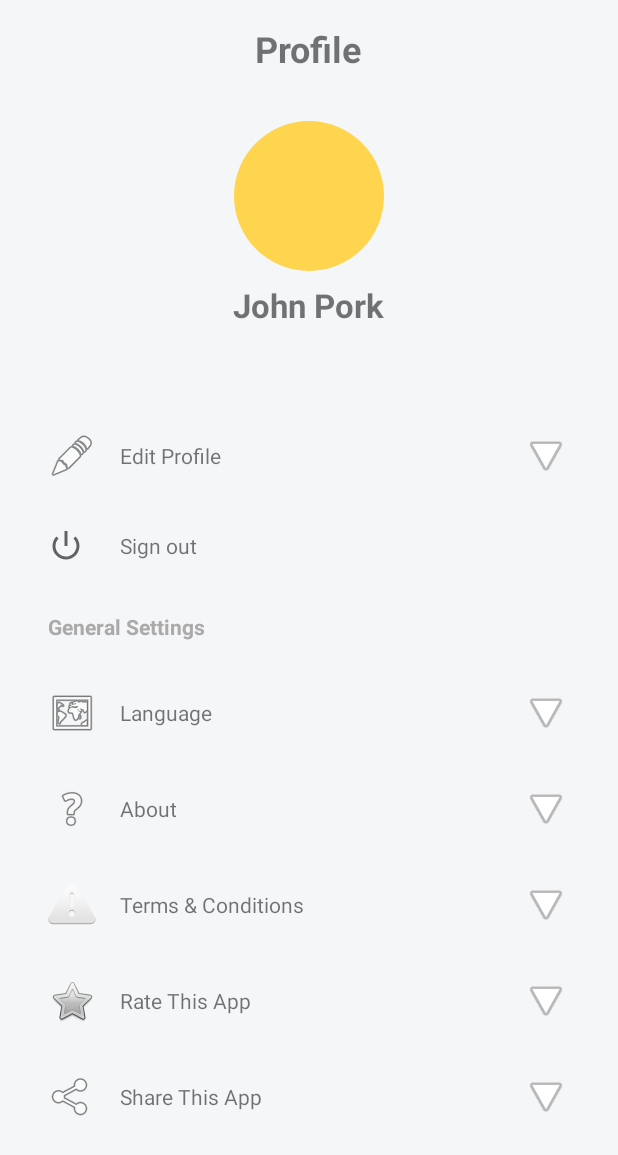
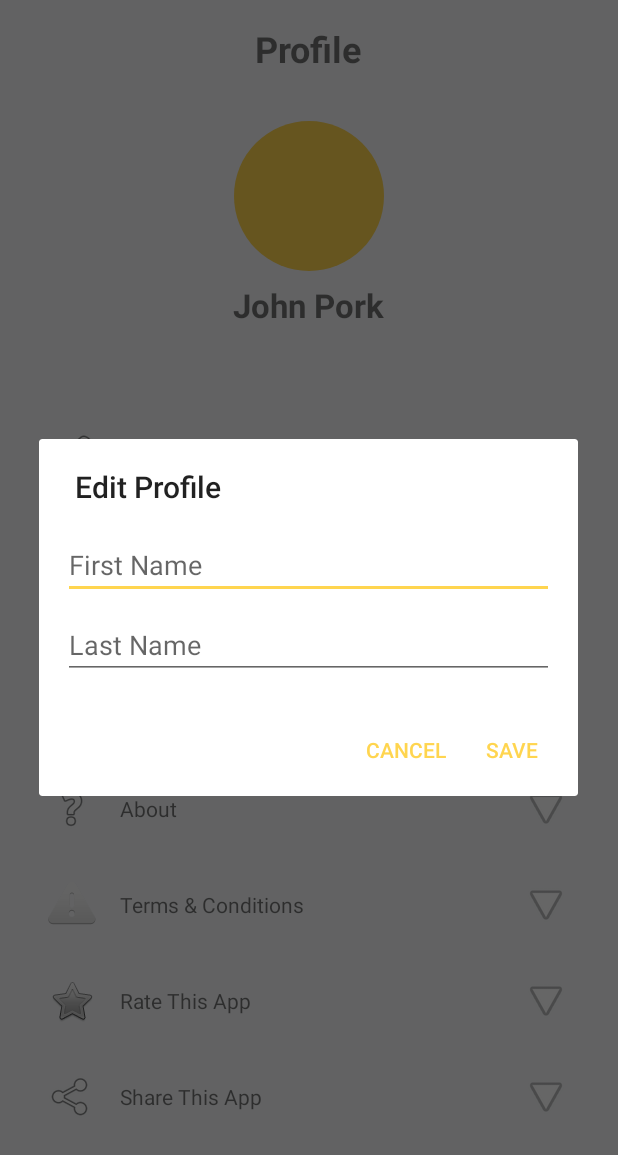
Before and after one commit to Sid1332/FBLAConnect, an Android app built with Jetpack Compose: the fragment ProfileFragment shown on its own in the app's theme, after a tap on "Edit Profile", on a phone screen of 412 x 824 dp. Shown: the top 1155 px of the screen. Run offline under Robolectric (Android 15) with nearby library versions, the phone set to English and light mode, and no system bars; our stand-ins replace Firebase (no records; nobody signed in at launch, a user with empty details on screens opened directly); 1 statement that could not run was skipped.

Commit message:
ADDED EDIT PROFILE BUTTON

```diff
--- a/app/src/main/java/com/centrevillehs/fblaconnectv2/ProfileFragment.kt
+++ b/app/src/main/java/com/centrevillehs/fblaconnectv2/ProfileFragment.kt
@@ -6,14 +6,20 @@ import android.os.Bundle
 import android.view.LayoutInflater
 import android.view.View
 import android.view.ViewGroup
+import android.widget.EditText
 import android.widget.RelativeLayout
 import android.widget.TextView
 import android.widget.Toast
 import androidx.appcompat.app.AlertDialog
 import androidx.core.content.edit
 import androidx.fragment.app.Fragment
+import com.google.firebase.firestore.FirebaseFirestore
 
 class ProfileFragment : Fragment() {
+
+    private lateinit var profileImageLetter: TextView
+    private lateinit var profileName: TextView
+    private val db = FirebaseFirestore.getInstance()
 
     override fun onCreateView(
         inflater: LayoutInflater, container: ViewGroup?,
@@ -21,8 +27,8 @@ class ProfileFragment : Fragment() {
     ): View? {
         val view = inflater.inflate(R.layout.fragment_profile, container, false)
 
-        val profileImageLetter = view.findViewById<TextView>(R.id.profileImageLetter)
-        val profileName = view.findViewById<TextView>(R.id.profileName)
+        profileImageLetter = view.findViewById<TextView>(R.id.profileImageLetter)
+        profileName = view.findViewById<TextView>(R.id.profileName)
         val profileEmail = view.findViewById<TextView>(R.id.profileEmail)
         val editProfileButton = view.findViewById<RelativeLayout>(R.id.editProfileButton)
         val signOutButton = view.findViewById<RelativeLayout>(R.id.signOutButton)
@@ -32,27 +38,16 @@ class ProfileFragment : Fragment() {
         val rateButton = view.findViewById<RelativeLayout>(R.id.rateButton)
         val shareButton = view.findViewById<RelativeLayout>(R.id.shareButton)
 
+        updateProfileInfo()
+
         val prefs = requireActivity().getSharedPreferences("FBLAPrefs", Context.MODE_PRIVATE)
-        val firstName = prefs.getString("firstName", "")
-        val lastName = prefs.getString("lastName", "")
         val email = prefs.getString("email", "")
-
-        if (!firstName.isNullOrEmpty()) {
-            profileImageLetter.text = firstName.take(1).uppercase()
-        }
-
-        if (!firstName.isNullOrEmpty() && !lastName.isNullOrEmpty()) {
-            profileName.text = getString(R.string.user_full_name, firstName, lastName)
-        } else {
-            profileName.text = getString(R.string.profile_name_placeholder)
-        }
-
         if (!email.isNullOrEmpty()) {
             profileEmail.text = email
         }
 
         editProfileButton.setOnClickListener {
-            Toast.makeText(context, R.string.edit_profile_clicked, Toast.LENGTH_SHORT).show()
+            showEditProfileDialog()
         }
 
         signOutButton.setOnClickListener {
@@ -87,6 +82,68 @@ class ProfileFragment : Fragment() {
         return view
     }
 
+    private fun updateProfileInfo() {
+        val prefs = requireActivity().getSharedPreferences("FBLAPrefs", Context.MODE_PRIVATE)
+        val firstName = prefs.getString("firstName", "")
+        val lastName = prefs.getString("lastName", "")
+
+        if (!firstName.isNullOrEmpty()) {
+            profileImageLetter.text = firstName.take(1).uppercase()
+        }
+
+        if (!firstName.isNullOrEmpty() && !lastName.isNullOrEmpty()) {
+            profileName.text = getString(R.string.user_full_name, firstName, lastName)
+        } else {
+            profileName.text = getString(R.string.profile_name_placeholder)
+        }
+    }
+
+    private fun showEditProfileDialog() {
+        val dialogView = layoutInflater.inflate(R.layout.dialog_edit_profile, null)
+        val editFirstName = dialogView.findViewById<EditText>(R.id.editFirstName)
+        val editLastName = dialogView.findViewById<EditText>(R.id.editLastName)
+
+        val prefs = requireActivity().getSharedPreferences("FBLAPrefs", Context.MODE_PRIVATE)
+        editFirstName.setText(prefs.getString("firstName", ""))
+        editLastName.setText(prefs.getString("lastName", ""))
+
+        AlertDialog.Builder(requireContext())
+            .setTitle("Edit Profile")
+            .setView(dialogView)
+            .setPositiveButton("Save") { _, _ ->
+                val newFirstName = editFirstName.text.toString()
+                val newLastName = editLastName.text.toString()
+                val memberID = prefs.getString("memberID", "")
+
+                if (memberID.isNullOrEmpty()) {
+                    Toast.makeText(context, "Error: User not logged in.", Toast.LENGTH_SHORT).show()
+                    return@setPositiveButton
+                }
+
+                val userUpdates = mapOf(
+                    "firstName" to newFirstName,
+                    "lastName" to newLastName
+                )
+
+                db.collection("users").document(memberID)
+                    .update(userUpdates)
+                    .addOnSuccessListener {
+                        prefs.edit {
+                            putString("firstName", newFirstName)
+                            putString("lastName", newLastName)
+                        }
+                        updateProfileInfo()
+                        (activity as? MainActivity)?.updateHeader()
+                        Toast.makeText(context, "Profile updated", Toast.LENGTH_SHORT).show()
+                    }
+                    .addOnFailureListener { e ->
+                        Toast.makeText(context, "Error updating profile: ${e.message}", Toast.LENGTH_SHORT).show()
+                    }
+            }
+            .setNegativeButton("Cancel", null)
+            .show()
+    }
+
     private fun showAboutDialog() {
         AlertDialog.Builder(requireContext())
             .setTitle(R.string.about_title)
--- /dev/null
+++ b/app/src/main/res/layout/dialog_edit_profile.xml
@@ -0,0 +1,21 @@
+<?xml version="1.0" encoding="utf-8"?>
+<LinearLayout xmlns:android="http://schemas.android.com/apk/res/android"
+    android:layout_width="match_parent"
+    android:layout_height="wrap_content"
+    android:orientation="vertical"
+    android:padding="16dp">
+
+    <EditText
+        android:id="@+id/editFirstName"
+        android:layout_width="match_parent"
+        android:layout_height="wrap_content"
+        android:hint="First Name" />
+
+    <EditText
+        android:id="@+id/editLastName"
+        android:layout_width="match_parent"
+        android:layout_height="wrap_content"
+        android:layout_marginTop="8dp"
+        android:hint="Last Name" />
+
+</LinearLayout>
```
Also changed, not shown: app/src/main/java/com/centrevillehs/fblaconnectv2/MainActivity.kt (+17 -10 lines).
